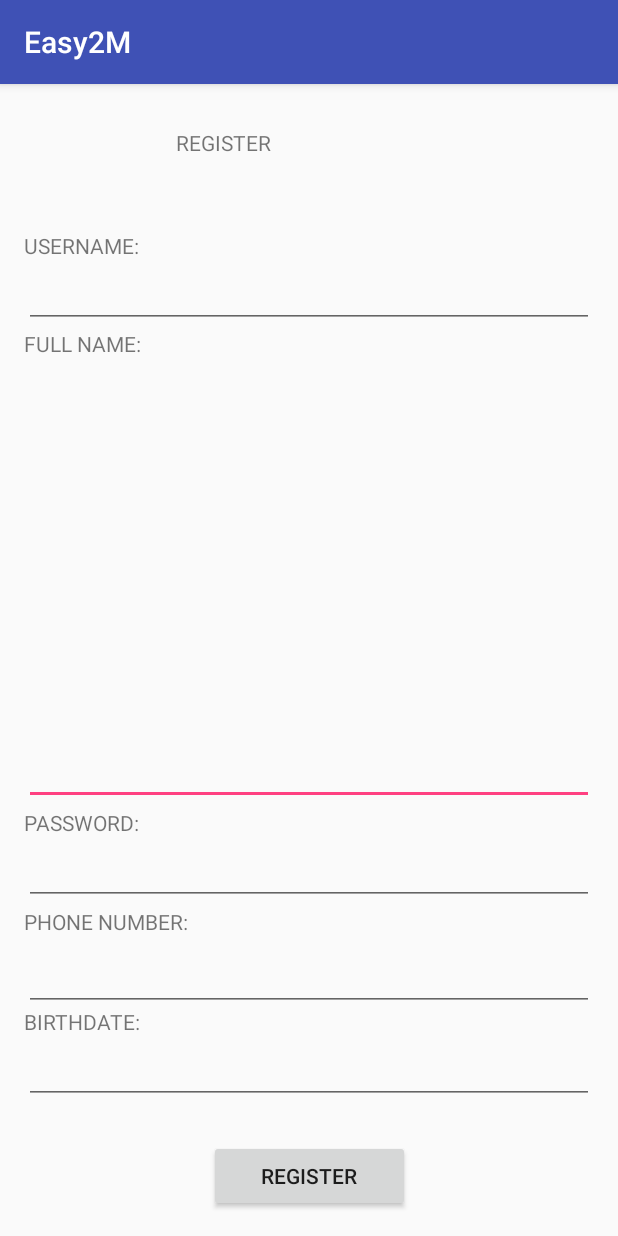
After one commit to ohaddali/Easy2M_Client, an Android app: the RegisterActivity screen opened directly, with no data from a screen before it, on a phone screen of 412 x 824 dp. The commit adds this screen. Run offline under Robolectric (Android 15) with nearby library versions, the phone set to English and light mode, and no system bars; network calls fail.

Commit message:
register Activity added

```diff
--- a/app/src/main/AndroidManifest.xml
+++ b/app/src/main/AndroidManifest.xml
@@ -14,9 +14,10 @@
         <activity android:name=".activities.MainActivity">
             <intent-filter>
                 <action android:name="android.intent.action.MAIN" />
-
                 <category android:name="android.intent.category.LAUNCHER" />
             </intent-filter>
+        </activity>
+        <activity android:name=".activities.RegisterActivity">
         </activity>
     </application>
 
--- a/app/src/main/java/nok/easy2m/activities/MainActivity.java
+++ b/app/src/main/java/nok/easy2m/activities/MainActivity.java
@@ -11,11 +11,13 @@ import android.widget.Toast;
 
 import org.json.JSONObject;
 
+
 import nok.easy2m.R;
 import nok.easy2m.communityLayer.CallBack;
 import nok.easy2m.communityLayer.HttpConnection;
 import nok.easy2m.models.Services;
 import nok.easy2m.models.User;
+
 
 public class MainActivity extends AppCompatActivity implements View.OnClickListener {
 
--- /dev/null
+++ b/app/src/main/java/nok/easy2m/activities/RegisterActivity.java
@@ -0,0 +1,81 @@
+package nok.easy2m.activities;
+
+import android.app.Activity;
+import android.support.v7.app.AppCompatActivity;
+import android.os.Bundle;
+import android.util.Pair;
+import android.view.View;
+import android.widget.Button;
+import android.widget.TextView;
+import android.widget.Toast;
+
+import nok.easy2m.R;
+import nok.easy2m.communityLayer.CallBack;
+import nok.easy2m.communityLayer.HttpConnection;
+import nok.easy2m.models.Services;
+
+
+public class RegisterActivity extends AppCompatActivity implements View.OnClickListener {
+
+    TextView usernameTxt;
+    TextView fullnameTxt;
+    TextView passwordTxt;
+    TextView phoneTxt;
+    TextView birthdateTxt;
+    Button registerBtn;
+    boolean workerRegister;
+    HttpConnection httpConnection;
+    String invitationToken;
+    @Override
+    protected void onCreate(Bundle savedInstanceState)
+    {
+        super.onCreate(savedInstanceState);
+        setContentView(R.layout.activity_register);
+
+        usernameTxt = findViewById(R.id.usernameTxt2);
+        passwordTxt = findViewById(R.id.passwordTxt2);
+        fullnameTxt = findViewById(R.id.fullnameTxt);
+        phoneTxt = findViewById(R.id.phoneTxt);
+        birthdateTxt = findViewById(R.id.usernameText);
+        registerBtn = findViewById(R.id.registerBtn);
+
+        registerBtn.setOnClickListener(this);
+    }
+
+    @Override
+    public void onClick(View view)
+    {
+        httpConnection = HttpConnection.getInstance(getApplicationContext());
+
+        String username = usernameTxt.getText().toString();
+        String password = passwordTxt.getText().toString();
+        String fullName = fullnameTxt.getText().toString();
+        String phone = phoneTxt.getText().toString();
+        String birthdate = birthdateTxt.getText().toString();
+        Activity activity = this;
+        CallBack<Boolean> responseCallBack = (resp) ->
+        {
+            if(resp);
+                //To add Company Activity.
+            else
+                activity.runOnUiThread(() -> Toast.makeText(getApplicationContext(), "Something went wrong", Toast.LENGTH_LONG).show());
+        };
+
+        register(username,password,fullName,birthdate ,phone ,workerRegister,responseCallBack);
+
+    }
+
+    private void register(String username , String password, String fullName, String birthdate ,String phone ,boolean admin,
+                          CallBack<Boolean> responseCallBack)
+    {
+        Pair<String , Object> pair1 = new Pair<>("userName",username);
+        Pair <String , Object> pair2 = new Pair<>("password",password);
+        Pair <String , Object> pair3 = new Pair<>("fullName",fullName);
+        Pair <String , Object> pair4 = new Pair<>("birthdate",birthdate);
+        Pair <String , Object> pair5 = new Pair<>("phone",phone);
+        Pair <String , Object> pair6 = new Pair<>("admin",admin);
+
+        httpConnection.send(Services.auth,"register",responseCallBack,Boolean.class, null,
+                pair1,pair2,pair3,pair4,pair5,pair6);
+    }
+}
--- /dev/null
+++ b/app/src/main/res/layout/activity_register.xml
@@ -0,0 +1,143 @@
+<?xml version="1.0" encoding="utf-8"?>
+<android.support.constraint.ConstraintLayout xmlns:android="http://schemas.android.com/apk/res/android"
+    xmlns:app="http://schemas.android.com/apk/res-auto"
+    xmlns:tools="http://schemas.android.com/tools"
+    android:layout_width="match_parent"
+    android:layout_height="match_parent"
+    android:layoutDirection="ltr"
+    tools:context="nok.easy2m.activities.RegisterActivity">
+
+    <EditText
+        android:id="@+id/fullnameTxt"
+        android:layout_width="0dp"
+        android:layout_height="wrap_content"
+        android:layout_marginEnd="16dp"
+        android:layout_marginStart="16dp"
+        android:ems="10"
+        android:inputType="textPersonName"
+        app:layout_constraintEnd_toEndOf="parent"
+        app:layout_constraintStart_toStartOf="parent"
+        app:layout_constraintTop_toBottomOf="@+id/textView2" />
+
+    <EditText
+        android:id="@+id/usernameTxt2"
+        android:layout_width="0dp"
+        android:layout_height="wrap_content"
+        android:layout_marginEnd="16dp"
+        android:layout_marginStart="16dp"
+        android:ems="10"
+        android:inputType="textPersonName"
+        app:layout_constraintEnd_toEndOf="parent"
+        app:layout_constraintStart_toStartOf="parent"
+        app:layout_constraintTop_toBottomOf="@+id/textView3" />
+
+    <TextView
+        android:id="@+id/textView2"
+        android:layout_width="wrap_content"
+        android:layout_height="0dp"
+        android:layout_marginBottom="47dp"
+        android:text="FULL NAME:"
+        app:layout_constraintBottom_toTopOf="@+id/textView4"
+        app:layout_constraintStart_toStartOf="@+id/usernameTxt2"
+        app:layout_constraintTop_toBottomOf="@+id/textView3" />
+
+    <TextView
+        android:id="@+id/textView3"
+        android:layout_width="wrap_content"
+        android:layout_height="wrap_content"
+        android:layout_marginBottom="46dp"
+        android:layout_marginTop="98dp"
+        android:text="USERNAME:"
+        app:layout_constraintBottom_toTopOf="@+id/textView2"
+        app:layout_constraintStart_toStartOf="@+id/usernameTxt2"
+        app:layout_constraintTop_toTopOf="parent" />
+
+    <EditText
+        android:id="@+id/passwordTxt2"
+        android:layout_width="0dp"
+        android:layout_height="wrap_content"
+        android:layout_marginBottom="1dp"
+        android:layout_marginEnd="16dp"
+        android:layout_marginStart="16dp"
+        android:ems="10"
+        android:inputType="textPassword"
+        app:layout_constraintBottom_toTopOf="@+id/textView5"
+        app:layout_constraintEnd_toEndOf="parent"
+        app:layout_constraintStart_toStartOf="parent"
+        app:layout_constraintTop_toBottomOf="@+id/textView4" />
+
+    <TextView
+        android:id="@+id/textView4"
+        android:layout_width="wrap_content"
+        android:layout_height="wrap_content"
+        android:text="PASSWORD:"
+        app:layout_constraintBottom_toTopOf="@+id/passwordTxt2"
+        app:layout_constraintStart_toStartOf="@+id/passwordTxt2"
+        app:layout_constraintTop_toBottomOf="@+id/textView2" />
+
+    <EditText
+        android:id="@+id/phoneTxt"
+        android:layout_width="0dp"
+        android:layout_height="50dp"
+        android:layout_marginEnd="16dp"
+        android:layout_marginStart="16dp"
+        android:ems="10"
+        android:inputType="textPersonName|phone"
+        app:layout_constraintEnd_toEndOf="parent"
+        app:layout_constraintStart_toStartOf="parent"
+        app:layout_constraintTop_toBottomOf="@+id/textView5" />
+
+    <TextView
+        android:id="@+id/textView5"
+        android:layout_width="wrap_content"
+        android:layout_height="wrap_content"
+        android:layout_marginBottom="47dp"
+        android:text="PHONE NUMBER:"
+        app:layout_constraintBottom_toTopOf="@+id/textView6"
+        app:layout_constraintStart_toStartOf="@+id/phoneTxt"
+        app:layout_constraintTop_toBottomOf="@+id/passwordTxt2" />
+
+    <EditText
+        android:id="@+id/birthdateTxt"
+        android:layout_width="0dp"
+        android:layout_height="wrap_content"
+        android:layout_marginEnd="16dp"
+        android:layout_marginStart="16dp"
+        android:ems="10"
+        android:inputType="date"
+        app:layout_constraintEnd_toEndOf="parent"
+        app:layout_constraintStart_toStartOf="parent"
+        app:layout_constraintTop_toBottomOf="@+id/textView6" />
+
+    <TextView
+        android:id="@+id/textView6"
+        android:layout_width="wrap_content"
+        android:layout_height="wrap_content"
+        android:layout_marginBottom="133dp"
+        android:text="BIRTHDATE:"
+        app:layout_constraintBottom_toBottomOf="parent"
+        app:layout_constraintStart_toStartOf="@+id/phoneTxt"
+        app:layout_constraintTop_toBottomOf="@+id/textView5" />
+
+    <TextView
+        android:id="@+id/registerLbl"
+        android:layout_width="wrap_content"
+        android:layout_height="wrap_content"
+        android:layout_marginStart="24dp"
+        android:layout_marginTop="29dp"
+        android:text="REGISTER"
+        app:layout_constraintStart_toEndOf="@+id/textView3"
+        app:layout_constraintTop_toTopOf="parent"
+        tools:textSize="30sp" />
+
+    <Button
+        android:id="@+id/registerBtn"
+        android:layout_width="134dp"
+        android:layout_height="wrap_content"
+        android:layout_marginBottom="16dp"
+        android:text="REGISTER"
+        app:layout_constraintBottom_toBottomOf="parent"
+        app:layout_constraintEnd_toEndOf="parent"
+        app:layout_constraintStart_toStartOf="parent" />
+
+</android.support.constraint.ConstraintLayout>
```
